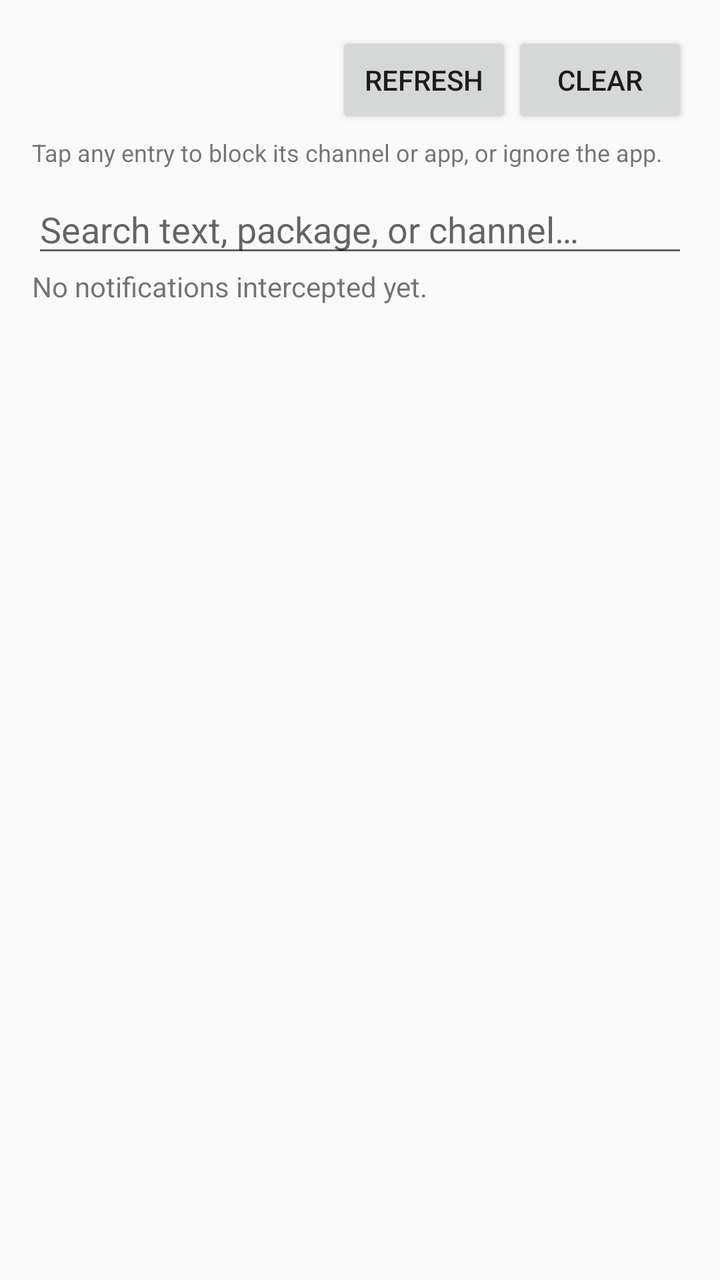
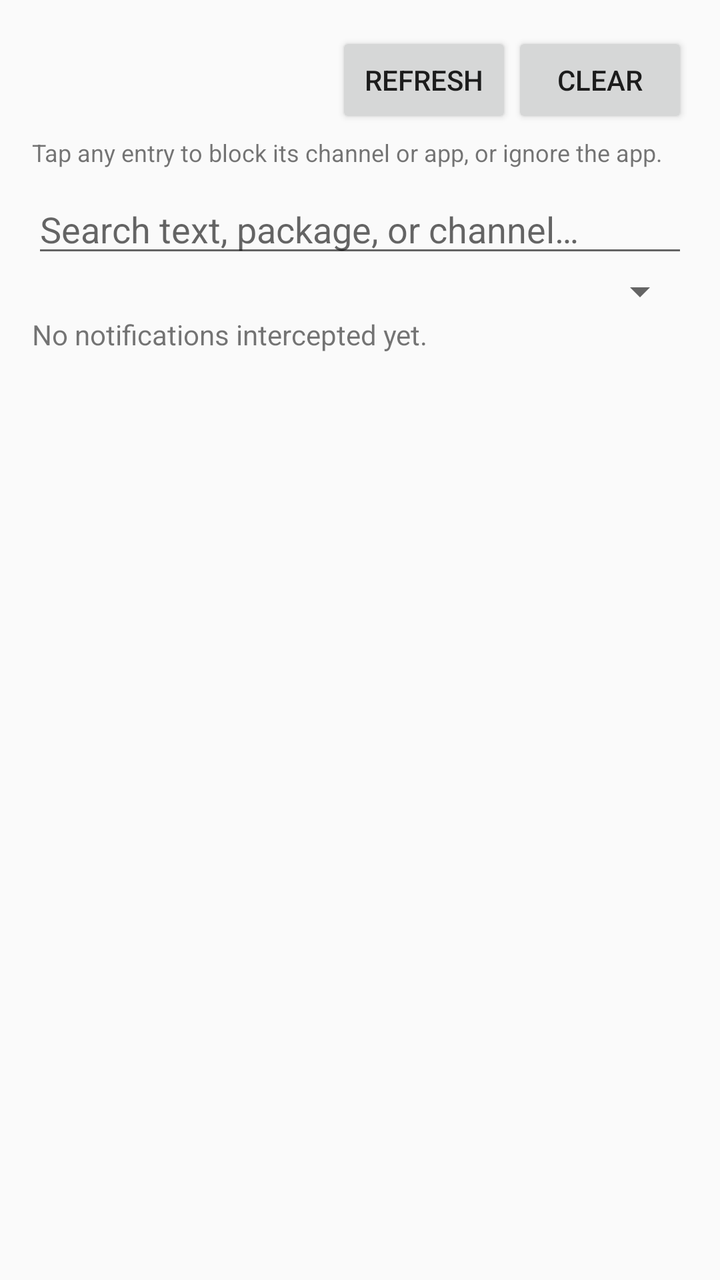

Screens rendered from an Android XML layout before and after an edit, with the pre-edit source and the edit as a unified diff.
<!-- AndroidManifest.xml: application theme Theme.NotifSilencer -->
<!-- res/layout/activity_loglist.xml -->
<?xml version="1.0" encoding="utf-8"?>
<LinearLayout xmlns:android="http://schemas.android.com/apk/res/android"
    android:layout_width="match_parent"
    android:layout_height="match_parent"
    android:orientation="vertical"
    android:padding="16dp">

    <LinearLayout
        android:layout_width="match_parent"
        android:layout_height="wrap_content"
        android:orientation="horizontal"
        android:gravity="center_vertical">

        <TextView
            android:id="@+id/listHeader"
            android:layout_width="0dp"
            android:layout_height="wrap_content"
            android:layout_weight="1"
            android:textStyle="bold"
            android:textSize="16sp" />

        <Button
            android:id="@+id/btnRefresh"
            android:layout_width="wrap_content"
            android:layout_height="wrap_content"
            android:text="@string/refresh" />

        <Button
            android:id="@+id/btnClear"
            android:layout_width="wrap_content"
            android:layout_height="wrap_content"
            android:text="@string/clear" />
    </LinearLayout>

    <TextView
        android:id="@+id/listHelp"
        android:layout_width="match_parent"
        android:layout_height="wrap_content"
        android:paddingTop="4dp"
        android:paddingBottom="8dp"
        android:textSize="12sp"
        android:text="@string/log_tap_help" />

    <EditText
        android:id="@+id/searchBox"
        android:layout_width="match_parent"
        android:layout_height="wrap_content"
        android:hint="@string/search_hint"
        android:inputType="text"
        android:imeOptions="actionSearch"
        android:maxLines="1"
        android:importantForAutofill="no" />

    <TextView
        android:id="@+id/emptyView"
        android:layout_width="match_parent"
        android:layout_height="wrap_content"
        android:text="@string/log_empty" />

    <ListView
        android:id="@+id/logList"
        android:layout_width="match_parent"
        android:layout_height="0dp"
        android:layout_weight="1" />
</LinearLayout>
<!-- resources referenced by this layout -->
<resources>
  <string name="clear">Clear</string>
  <string name="log_empty">No notifications intercepted yet.</string>
  <string name="log_tap_help">Tap any entry to block its channel or app, or ignore the app.</string>
  <string name="refresh">Refresh</string>
  <string name="search_hint">Search text, package, or channel…</string>
  <style name="Theme.NotifSilencer" parent="@android:style/Theme.Material.Light" />
</resources>

<!-- the commit's change to res/layout/activity_loglist.xml (unified diff, before → after) -->
@@ -51,6 +51,13 @@
         android:maxLines="1"
         android:importantForAutofill="no" />
 
+    <Spinner
+        android:id="@+id/verdictFilter"
+        android:layout_width="match_parent"
+        android:layout_height="wrap_content"
+        android:paddingTop="4dp"
+        android:paddingBottom="4dp" />
+
     <TextView
         android:id="@+id/emptyView"
         android:layout_width="match_parent"
